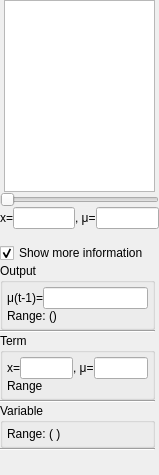
This is qtfuzzylite/ui/Control.ui in fuzzylite/fuzzylite as Qt 5 draws it before an edit. The edited form follows.
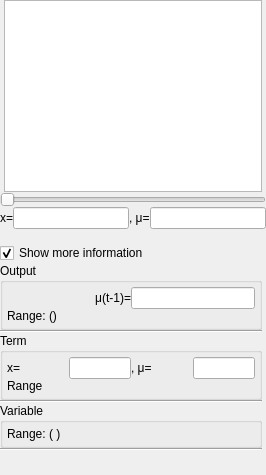
This is the edited form. Custom widgets are drawn as their Qt base class.

The edit to the form file:
```diff
--- a/qtfuzzylite/ui/Control.ui
+++ b/qtfuzzylite/ui/Control.ui
@@ -6,10 +6,16 @@
    <rect>
     <x>0</x>
     <y>0</y>
-    <width>159</width>
+    <width>266</width>
     <height>475</height>
    </rect>
   </property>
+  <property name="sizePolicy">
+   <sizepolicy hsizetype="Expanding" vsizetype="Preferred">
+    <horstretch>0</horstretch>
+    <verstretch>0</verstretch>
+   </sizepolicy>
+  </property>
   <property name="font">
    <font>
     <pointsize>9</pointsize>
@@ -47,7 +53,7 @@
        <item>
         <widget class="fl::qt::Canvas" name="canvas">
          <property name="sizePolicy">
-          <sizepolicy hsizetype="Expanding" vsizetype="Fixed">
+          <sizepolicy hsizetype="MinimumExpanding" vsizetype="Fixed">
            <horstretch>0</horstretch>
            <verstretch>0</verstretch>
           </sizepolicy>
@@ -190,6 +196,12 @@
    </item>
    <item>
     <widget class="QFrame" name="frm_more_information">
+     <property name="sizePolicy">
+      <sizepolicy hsizetype="Ignored" vsizetype="Expanding">
+       <horstretch>0</horstretch>
+       <verstretch>0</verstretch>
+      </sizepolicy>
+     </property>
      <layout class="QVBoxLayout" name="verticalLayout_3">
       <property name="spacing">
        <number>0</number>
@@ -208,6 +220,12 @@
       </property>
       <item>
        <widget class="QGroupBox" name="grx_output">
+        <property name="sizePolicy">
+         <sizepolicy hsizetype="Ignored" vsizetype="Expanding">
+          <horstretch>0</horstretch>
+          <verstretch>0</verstretch>
+         </sizepolicy>
+        </property>
         <property name="title">
          <string>Output</string>
         </property>
@@ -223,7 +241,7 @@
            <item>
             <widget class="QLabel" name="lbl_mu_2">
              <property name="sizePolicy">
-              <sizepolicy hsizetype="MinimumExpanding" vsizetype="Fixed">
+              <sizepolicy hsizetype="Ignored" vsizetype="Expanding">
                <horstretch>0</horstretch>
                <verstretch>0</verstretch>
               </sizepolicy>
@@ -243,7 +261,13 @@
             </widget>
            </item>
            <item>
-            <widget class="QLineEdit" name="led_mu_2">
+            <widget class="QLineEdit" name="led_output_prev">
+             <property name="sizePolicy">
+              <sizepolicy hsizetype="Ignored" vsizetype="Expanding">
+               <horstretch>0</horstretch>
+               <verstretch>0</verstretch>
+              </sizepolicy>
+             </property>
              <property name="text">
               <string/>
              </property>
@@ -258,7 +282,13 @@
           </layout>
          </item>
          <item>
-          <widget class="QLabel" name="label">
+          <widget class="QLabel" name="lbl_output_range">
+           <property name="sizePolicy">
+            <sizepolicy hsizetype="Ignored" vsizetype="Expanding">
+             <horstretch>0</horstretch>
+             <verstretch>0</verstretch>
+            </sizepolicy>
+           </property>
            <property name="text">
             <string>Range: ()</string>
            </property>
@@ -269,6 +299,12 @@
       </item>
       <item>
        <widget class="Line" name="line">
+        <property name="sizePolicy">
+         <sizepolicy hsizetype="Ignored" vsizetype="Expanding">
+          <horstretch>0</horstretch>
+          <verstretch>0</verstretch>
+         </sizepolicy>
+        </property>
         <property name="orientation">
          <enum>Qt::Horizontal</enum>
         </property>
@@ -276,6 +312,12 @@
       </item>
       <item>
        <widget class="QGroupBox" name="grx_term">
+        <property name="sizePolicy">
+         <sizepolicy hsizetype="Ignored" vsizetype="Expanding">
+          <horstretch>0</horstretch>
+          <verstretch>0</verstretch>
+         </sizepolicy>
+        </property>
         <property name="title">
          <string>Term</string>
         </property>
@@ -293,6 +335,12 @@
            </property>
            <item>
             <widget class="QLabel" name="lbl_x_2">
+             <property name="sizePolicy">
+              <sizepolicy hsizetype="Ignored" vsizetype="Expanding">
+               <horstretch>0</horstretch>
+               <verstretch>0</verstretch>
+              </sizepolicy>
+             </property>
              <property name="contextMenuPolicy">
               <enum>Qt::NoContextMenu</enum>
              </property>
@@ -303,6 +351,12 @@
            </item>
            <item>
             <widget class="QLineEdit" name="led_x_term">
+             <property name="sizePolicy">
+              <sizepolicy hsizetype="Ignored" vsizetype="Expanding">
+               <horstretch>0</horstretch>
+               <verstretch>0</verstretch>
+              </sizepolicy>
+             </property>
              <property name="text">
               <string/>
              </property>
@@ -316,6 +370,12 @@
            </item>
            <item>
             <widget class="QLabel" name="lbl_y_2">
+             <property name="sizePolicy">
+              <sizepolicy hsizetype="Ignored" vsizetype="Expanding">
+               <horstretch>0</horstretch>
+               <verstretch>0</verstretch>
+              </sizepolicy>
+             </property>
              <property name="contextMenuPolicy">
               <enum>Qt::NoContextMenu</enum>
              </property>
@@ -329,6 +389,12 @@
            </item>
            <item>
             <widget class="QLineEdit" name="led_mu_term">
+             <property name="sizePolicy">
+              <sizepolicy hsizetype="Ignored" vsizetype="Expanding">
+               <horstretch>0</horstretch>
+               <verstretch>0</verstretch>
+              </sizepolicy>
+             </property>
              <property name="text">
               <string/>
              </property>
@@ -344,6 +410,12 @@
          </item>
          <item>
           <widget class="QLabel" name="lbl_term_range">
+           <property name="sizePolicy">
+            <sizepolicy hsizetype="Ignored" vsizetype="Expanding">
+             <horstretch>0</horstretch>
+             <verstretch>0</verstretch>
+            </sizepolicy>
+           </property>
            <property name="text">
             <string>Range</string>
            </property>
@@ -354,6 +426,12 @@
       </item>
       <item>
        <widget class="Line" name="line_2">
+        <property name="sizePolicy">
+         <sizepolicy hsizetype="Ignored" vsizetype="Expanding">
+          <horstretch>0</horstretch>
+          <verstretch>0</verstretch>
+         </sizepolicy>
+        </property>
         <property name="orientation">
          <enum>Qt::Horizontal</enum>
         </property>
@@ -361,6 +439,12 @@
       </item>
       <item>
        <widget class="QGroupBox" name="grx_variable">
+        <property name="sizePolicy">
+         <sizepolicy hsizetype="Ignored" vsizetype="Expanding">
+          <horstretch>0</horstretch>
+          <verstretch>0</verstretch>
+         </sizepolicy>
+        </property>
         <property name="title">
          <string>Variable</string>
         </property>
@@ -373,6 +457,12 @@
          </property>
          <item>
           <widget class="QLabel" name="lbl_var_range">
+           <property name="sizePolicy">
+            <sizepolicy hsizetype="Ignored" vsizetype="Expanding">
+             <horstretch>0</horstretch>
+             <verstretch>0</verstretch>
+            </sizepolicy>
+           </property>
            <property name="text">
             <string>Range: ( )</string>
            </property>
@@ -383,6 +473,12 @@
       </item>
       <item>
        <widget class="Line" name="line_3">
+        <property name="sizePolicy">
+         <sizepolicy hsizetype="Ignored" vsizetype="Expanding">
+          <horstretch>0</horstretch>
+          <verstretch>0</verstretch>
+         </sizepolicy>
+        </property>
         <property name="orientation">
          <enum>Qt::Horizontal</enum>
         </property>
```
Left out of the diff: 6 changed lines with no effect on the pictures.
